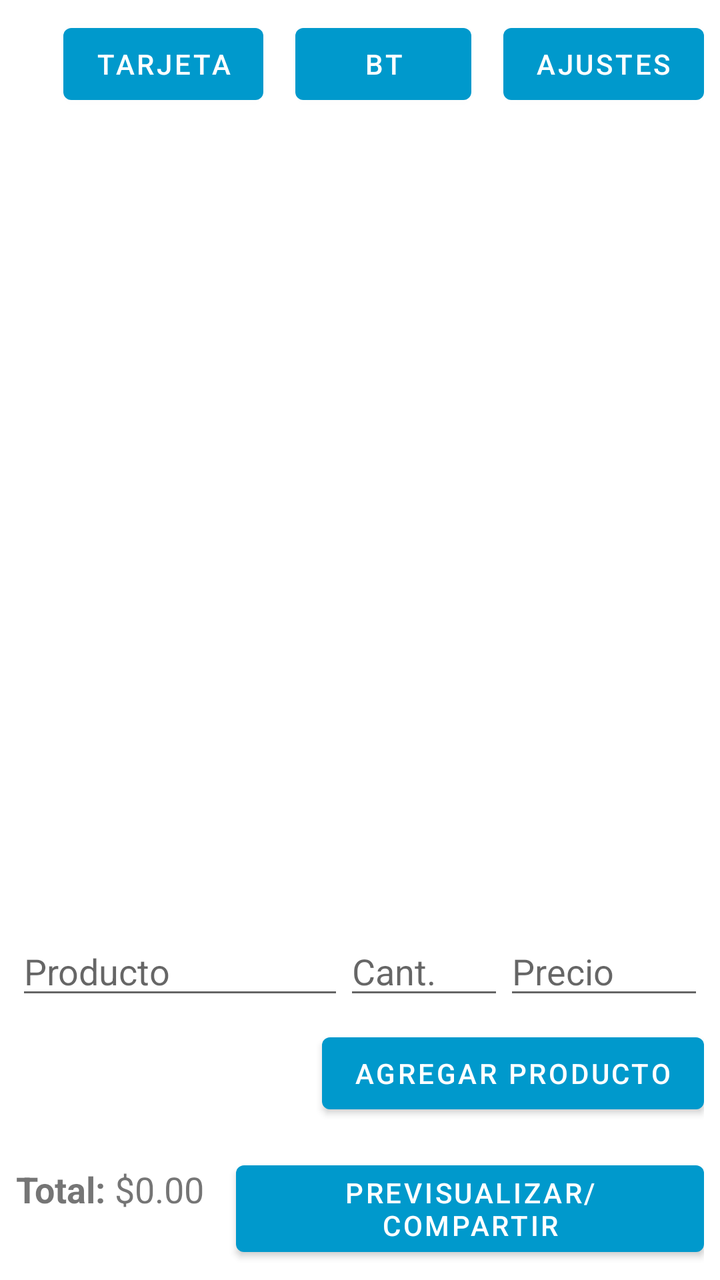
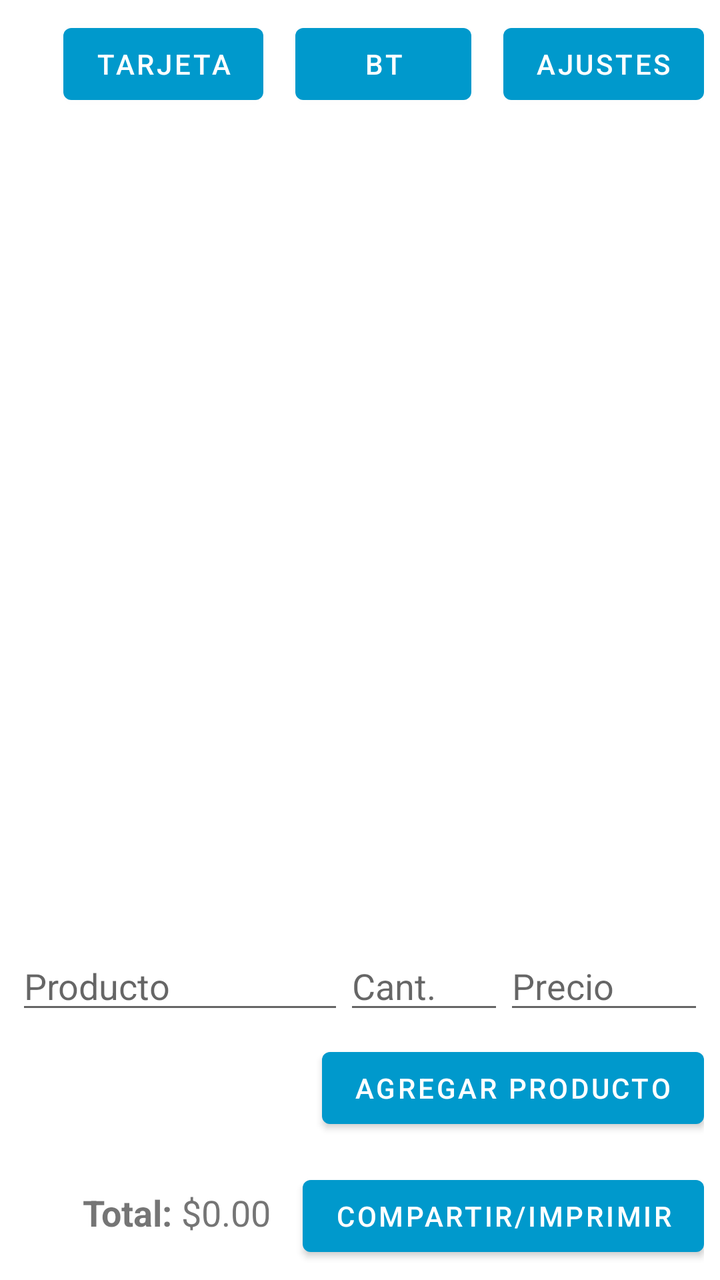

Compare the two renders of this Android layout. The source of the first and the diff that turns it into the second are given below.
<!-- AndroidManifest.xml: application theme Theme.TicketPrinterApp -->
<!-- res/layout/activity_main.xml -->
<?xml version="1.0" encoding="utf-8"?>
<LinearLayout xmlns:android="http://schemas.android.com/apk/res/android"
    xmlns:app="http://schemas.android.com/apk/res-auto"
    xmlns:tools="http://schemas.android.com/tools"
    android:layout_width="match_parent"
    android:layout_height="match_parent"
    android:orientation="vertical"
    tools:context=".MainActivity">

    <LinearLayout
        android:layout_width="match_parent"
        android:layout_height="wrap_content"
        android:orientation="horizontal"
        android:gravity="end"
        android:padding="8dp">

		
		<Button
            android:id="@+id/buttonShareCard"
            android:layout_width="wrap_content"
            android:layout_height="wrap_content"
            android:text="Tarjeta"
            android:layout_marginEnd="16dp" />
            
		<Button
            android:id="@+id/buttonConexionBt"
            android:layout_width="wrap_content"
            android:layout_height="wrap_content"
            android:text="BT"
            android:layout_marginEnd="16dp" />
            
        <Button
            android:id="@+id/buttonSettings"
            android:layout_width="wrap_content"
            android:layout_height="wrap_content"
            android:text="Ajustes" />
            
         

    </LinearLayout>

    <androidx.recyclerview.widget.RecyclerView
        android:id="@+id/recyclerViewItems"
        android:layout_width="match_parent"
        android:layout_height="0dp"
        android:layout_weight="1"
        android:padding="8dp"
        app:layoutManager="androidx.recyclerview.widget.LinearLayoutManager" />

    <LinearLayout
        android:layout_width="match_parent"
        android:layout_height="wrap_content"
        android:orientation="vertical"
        android:padding="8dp">

        <LinearLayout
            android:layout_width="match_parent"
            android:layout_height="wrap_content"
            android:orientation="horizontal">

            <EditText
                android:id="@+id/editTextProductName"
                android:layout_width="0dp"
                android:layout_height="wrap_content"
                android:layout_weight="1"
                android:hint="Producto"
                android:inputType="textCapSentences" />

            <EditText
                android:id="@+id/editTextQuantity"
                android:layout_width="80dp"
                android:layout_height="wrap_content"
                android:hint="Cant."
                android:inputType="number" />

            <EditText
                android:id="@+id/editTextPrice"
                android:layout_width="100dp"
                android:layout_height="wrap_content"
                android:hint="Precio"
                android:inputType="numberDecimal" />

        </LinearLayout>

        <Button
            android:id="@+id/buttonAddProduct"
            android:layout_width="wrap_content"
            android:layout_height="wrap_content"
            android:text="Agregar Producto"
            android:layout_gravity="end"
            android:layout_marginTop="8dp" />

    </LinearLayout>

    <LinearLayout
        android:layout_width="match_parent"
        android:layout_height="wrap_content"
        android:orientation="horizontal"
        android:gravity="end"
        android:padding="8dp">

        <TextView
            android:id="@+id/textViewTotalLabel"
            android:layout_width="wrap_content"
            android:layout_height="wrap_content"
            android:text="Total: "
            android:textSize="18sp"
            android:textStyle="bold" />

        <TextView
            android:id="@+id/textViewTotal"
            android:layout_width="wrap_content"
            android:layout_height="wrap_content"
            android:text="$0.00"
            android:textSize="18sp" />

        <Button
            android:id="@+id/buttonPrint"
            android:layout_width="wrap_content"
            android:layout_height="wrap_content"
            android:text="Previsualizar/Compartir"
            android:layout_marginStart="16dp" />

    </LinearLayout>


</LinearLayout>
<!-- resources referenced by this layout -->
<resources>
  <style name="Theme.TicketPrinterApp" parent="Theme.MaterialComponents.DayNight.DarkActionBar">
          <item name="colorPrimary">@android:color/holo_blue_dark</item>
          <item name="colorPrimaryVariant">@android:color/holo_blue_light</item>
          <item name="colorOnPrimary">@android:color/white</item>
          <item name="colorSecondary">@android:color/holo_green_light</item>
          <item name="colorOnSecondary">@android:color/black</item>
      </style>
</resources>

<!-- the commit's change to res/layout/activity_main.xml (unified diff, before → after) -->
@@ -118,7 +118,7 @@
             android:id="@+id/buttonPrint"
             android:layout_width="wrap_content"
             android:layout_height="wrap_content"
-            android:text="Previsualizar/Compartir"
+            android:text="Compartir/Imprimir"
             android:layout_marginStart="16dp" />
 
     </LinearLayout>
